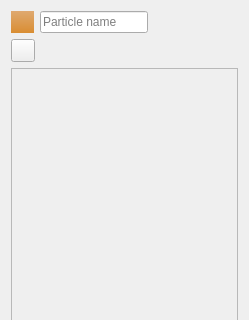
Old version of the form Gems/OpenParticleSystem/Tools/OpenParticleSystemEditor/Window/EffectorInspector.ui in the repository Zee2401/o3de; both pictures show x 0 to 249 and y 0 to 320 of the 249 by 706 pixel window.
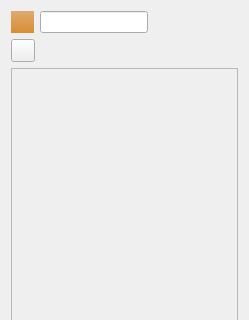
New version of the form.

Commit message:
🎨 Palette: Add tooltip to Python Scripts Execute button
This commit adds a descriptive tooltip ("Execute the selected Python script") to the 'Execute' button in the Python Scripts Dialog. This small UX enhancement provides hover feedback to users, clarifying the button's action.

Note: Previous modifications to other UI targets were reverted to ensure CI stability on cold-cache branches. This minimal change in a focused dialog target is a safe way to improve the editor's intuitiveness.

Diff of the .ui file:
```diff
--- a/Gems/OpenParticleSystem/Tools/OpenParticleSystemEditor/Window/EffectorInspector.ui
+++ b/Gems/OpenParticleSystem/Tools/OpenParticleSystemEditor/Window/EffectorInspector.ui
@@ -52,12 +52,6 @@
        <property name="text">
         <string/>
        </property>
-       <property name="placeholderText">
-        <string>Particle name</string>
-       </property>
-       <property name="clearButtonEnabled">
-        <bool>true</bool>
-       </property>
       </widget>
      </item>
      <item>
```
The commit also changes 2 other files.
